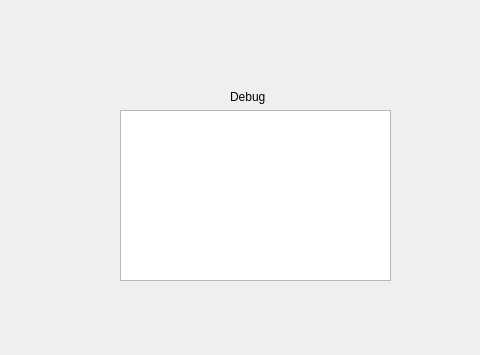
First picture: the form in widget.ui, repository wuz1run/remoteApps, before the edit; both pictures show x 320 to 800 and y 0 to 355 of the 800 by 600 pixel window.
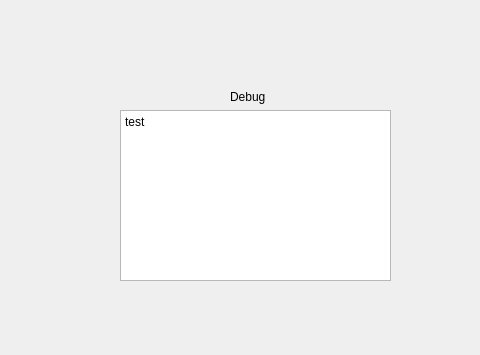
Second picture: the form after the edit.

What changed in the file:
```diff
--- a/widget.ui
+++ b/widget.ui
@@ -79,7 +79,7 @@
 li.unchecked::marker { content: &quot;\2610&quot;; }
 li.checked::marker { content: &quot;\2612&quot;; }
 &lt;/style&gt;&lt;/head&gt;&lt;body style=&quot; font-family:'Sans Serif'; font-size:9pt; font-weight:400; font-style:normal;&quot;&gt;
-&lt;p style=&quot;-qt-paragraph-type:empty; margin-top:0px; margin-bottom:0px; margin-left:0px; margin-right:0px; -qt-block-indent:0; text-indent:0px;&quot;&gt;&lt;br /&gt;&lt;/p&gt;&lt;/body&gt;&lt;/html&gt;</string>
+&lt;p style=&quot; margin-top:0px; margin-bottom:0px; margin-left:0px; margin-right:0px; -qt-block-indent:0; text-indent:0px;&quot;&gt;test&lt;/p&gt;&lt;/body&gt;&lt;/html&gt;</string>
    </property>
   </widget>
   <widget class="QLabel" name="label_2">
```
